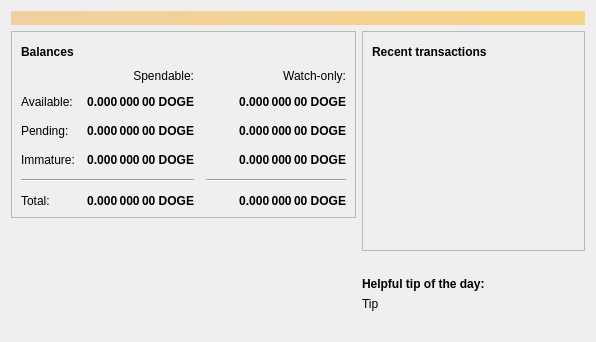
Above: src/qt/forms/overviewpage.ui from dogecoin/dogecoin before the change. Below: the same form after it.
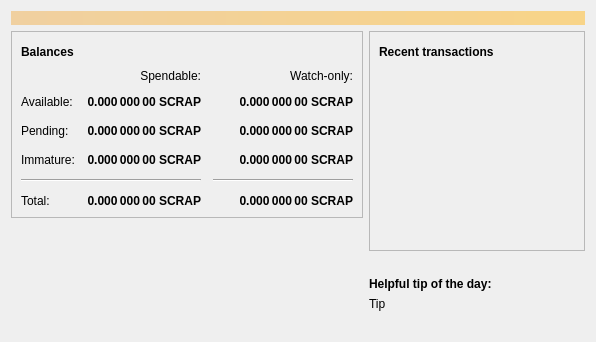
That is the form after the change. Icons and pictures are not drawn.

Commit message: feat: fork Dogecoin into ScrapCoin - complete network rebrand

Diff of the .ui file:
```diff
--- a/src/qt/forms/overviewpage.ui
+++ b/src/qt/forms/overviewpage.ui
@@ -129,7 +129,7 @@
                <string>Unconfirmed transactions to watch-only addresses</string>
               </property>
               <property name="text">
-               <string notr="true">0.000 000 00 DOGE</string>
+               <string notr="true">0.000 000 00 SCRAP</string>
               </property>
               <property name="alignment">
                <set>Qt::AlignRight|Qt::AlignTrailing|Qt::AlignVCenter</set>
@@ -154,7 +154,7 @@
                <string>Total of transactions that have yet to be confirmed, and do not yet count toward the spendable balance</string>
               </property>
               <property name="text">
-               <string notr="true">0.000 000 00 DOGE</string>
+               <string notr="true">0.000 000 00 SCRAP</string>
               </property>
               <property name="alignment">
                <set>Qt::AlignRight|Qt::AlignTrailing|Qt::AlignVCenter</set>
@@ -179,7 +179,7 @@
                <string>Mined balance in watch-only addresses that has not yet matured</string>
               </property>
               <property name="text">
-               <string notr="true">0.000 000 00 DOGE</string>
+               <string notr="true">0.000 000 00 SCRAP</string>
               </property>
               <property name="alignment">
                <set>Qt::AlignRight|Qt::AlignTrailing|Qt::AlignVCenter</set>
@@ -237,7 +237,7 @@
                <string>Mined balance that has not yet matured</string>
               </property>
               <property name="text">
-               <string notr="true">0.000 000 00 DOGE</string>
+               <string notr="true">0.000 000 00 SCRAP</string>
               </property>
               <property name="alignment">
                <set>Qt::AlignRight|Qt::AlignTrailing|Qt::AlignVCenter</set>
@@ -282,7 +282,7 @@
                <string>Your current total balance</string>
               </property>
               <property name="text">
-               <string notr="true">0.000 000 00 DOGE</string>
+               <string notr="true">0.000 000 00 SCRAP</string>
               </property>
               <property name="alignment">
                <set>Qt::AlignRight|Qt::AlignTrailing|Qt::AlignVCenter</set>
@@ -307,7 +307,7 @@
                <string>Current total balance in watch-only addresses</string>
               </property>
               <property name="text">
-               <string notr="true">0.000 000 00 DOGE</string>
+               <string notr="true">0.000 000 00 SCRAP</string>
               </property>
               <property name="alignment">
                <set>Qt::AlignRight|Qt::AlignTrailing|Qt::AlignVCenter</set>
@@ -349,7 +349,7 @@
                <string>Your current spendable balance</string>
               </property>
               <property name="text">
-               <string notr="true">0.000 000 00 DOGE</string>
+               <string notr="true">0.000 000 00 SCRAP</string>
               </property>
               <property name="alignment">
                <set>Qt::AlignRight|Qt::AlignTrailing|Qt::AlignVCenter</set>
@@ -374,7 +374,7 @@
                <string>Your current balance in watch-only addresses</string>
               </property>
               <property name="text">
-               <string notr="true">0.000 000 00 DOGE</string>
+               <string notr="true">0.000 000 00 SCRAP</string>
               </property>
               <property name="alignment">
                <set>Qt::AlignRight|Qt::AlignTrailing|Qt::AlignVCenter</set>
```
Left out of the diff: 4 changed lines with no effect on the pictures. The commit also changes 370 other files.
